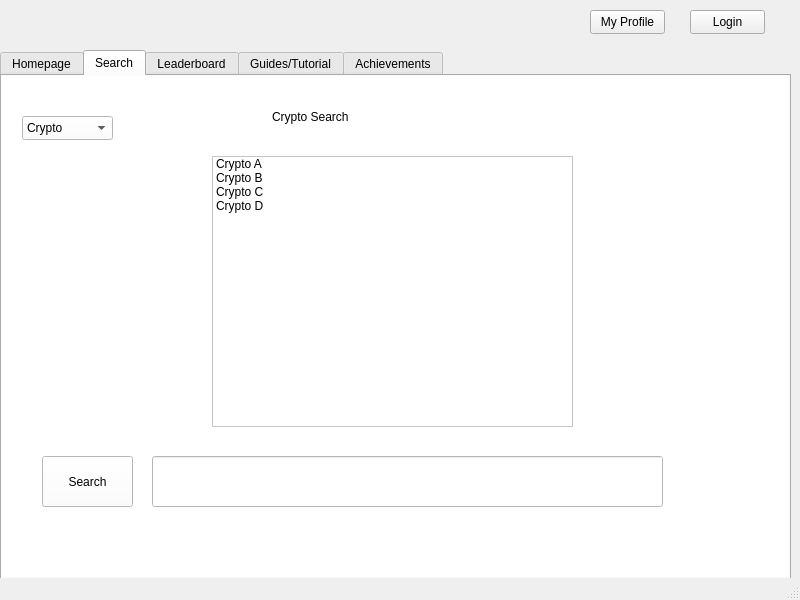
First picture: the form in client/form.ui, repository SushantKumarPandey/Crypto-Tradeing-App-with-fake-currency, before the edit.
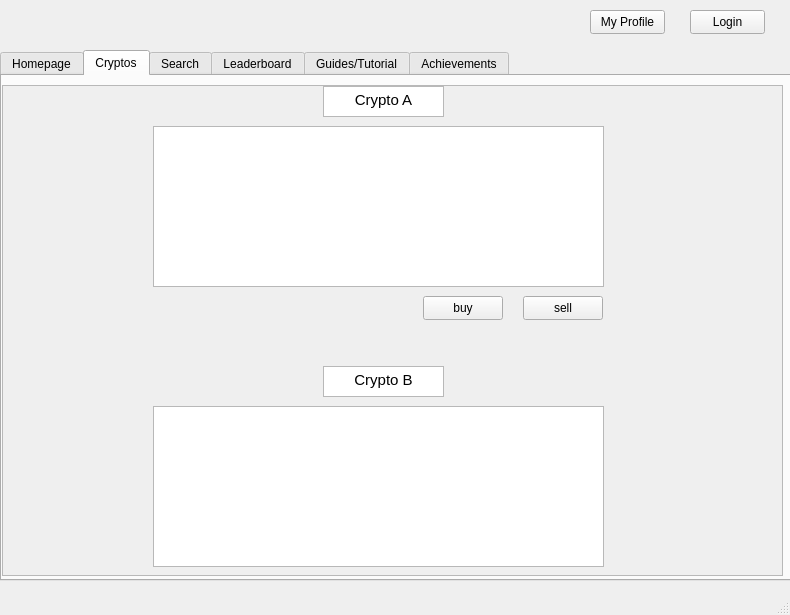
Second picture: the form after the edit.

Commit message: feat(Crypto): UI for the Graphs of the cryptos added

The edit to the form file:
```diff
--- a/client/form.ui
+++ b/client/form.ui
@@ -9,8 +9,8 @@
    <rect>
     <x>0</x>
     <y>0</y>
-    <width>800</width>
-    <height>600</height>
+    <width>790</width>
+    <height>615</height>
    </rect>
   </property>
   <property name="windowTitle">
@@ -44,6 +44,166 @@
       </property>
      </widget>
     </widget>
+    <widget class="QWidget" name="tab_6">
+     <attribute name="title">
+      <string>Cryptos</string>
+     </attribute>
+     <widget class="QScrollArea" name="scrollArea">
+      <property name="geometry">
+       <rect>
+        <x>0</x>
+        <y>9</y>
+        <width>781</width>
+        <height>491</height>
+       </rect>
+      </property>
+      <property name="widgetResizable">
+       <bool>true</bool>
+      </property>
+      <widget class="QWidget" name="scrollAreaWidgetContents">
+       <property name="geometry">
+        <rect>
+         <x>0</x>
+         <y>0</y>
+         <width>779</width>
+         <height>489</height>
+        </rect>
+       </property>
+       <widget class="QWidget" name="widget_10" native="true">
+        <property name="geometry">
+         <rect>
+          <x>120</x>
+          <y>40</y>
+          <width>501</width>
+          <height>211</height>
+         </rect>
+        </property>
+        <widget class="QGraphicsView" name="graphicsView_3">
+         <property name="geometry">
+          <rect>
+           <x>30</x>
+           <y>0</y>
+           <width>451</width>
+           <height>161</height>
+          </rect>
+         </property>
+        </widget>
+        <widget class="QPushButton" name="pushButton_7">
+         <property name="geometry">
+          <rect>
+           <x>300</x>
+           <y>170</y>
+           <width>80</width>
+           <height>24</height>
+          </rect>
+         </property>
+         <property name="text">
+          <string>buy</string>
+         </property>
+        </widget>
+        <widget class="QPushButton" name="pushButton_8">
+         <property name="geometry">
+          <rect>
+           <x>400</x>
+           <y>170</y>
+           <width>80</width>
+           <height>24</height>
+          </rect>
+         </property>
+         <property name="text">
+          <string>sell</string>
+         </property>
+        </widget>
+       </widget>
+       <widget class="QWidget" name="widget_11" native="true">
+        <property name="geometry">
+         <rect>
+          <x>120</x>
+          <y>320</y>
+          <width>501</width>
+          <height>211</height>
+         </rect>
+        </property>
+        <widget class="QGraphicsView" name="graphicsView_4">
+         <property name="geometry">
+          <rect>
+           <x>30</x>
+           <y>0</y>
+           <width>451</width>
+           <height>161</height>
+          </rect>
+         </property>
+        </widget>
+        <widget class="QPushButton" name="pushButton_9">
+         <property name="geometry">
+          <rect>
+           <x>300</x>
+           <y>170</y>
+           <width>80</width>
+           <height>24</height>
+          </rect>
+         </property>
+         <property name="text">
+          <string>buy</string>
+         </property>
+        </widget>
+        <widget class="QPushButton" name="pushButton_10">
+         <property name="geometry">
+          <rect>
+           <x>400</x>
+           <y>170</y>
+           <width>80</width>
+           <height>24</height>
+          </rect>
+         </property>
+         <property name="text">
+          <string>sell</string>
+         </property>
+        </widget>
+       </widget>
+       <widget class="QTextEdit" name="textEdit_3">
+        <property name="geometry">
+         <rect>
+          <x>320</x>
+          <y>280</y>
+          <width>121</width>
+          <height>31</height>
+         </rect>
+        </property>
+        <property name="html">
+         <string>&lt;!DOCTYPE HTML PUBLIC &quot;-//W3C//DTD HTML 4.0//EN&quot; &quot;http://www.w3.org/TR/REC-html40/strict.dtd&quot;&gt;
+&lt;html&gt;&lt;head&gt;&lt;meta name=&quot;qrichtext&quot; content=&quot;1&quot; /&gt;&lt;meta charset=&quot;utf-8&quot; /&gt;&lt;style type=&quot;text/css&quot;&gt;
+p, li { white-space: pre-wrap; }
+hr { height: 1px; border-width: 0; }
+li.unchecked::marker { content: &quot;\2610&quot;; }
+li.checked::marker { content: &quot;\2612&quot;; }
+&lt;/style&gt;&lt;/head&gt;&lt;body style=&quot; font-family:'Segoe UI'; font-size:9pt; font-weight:400; font-style:normal;&quot;&gt;
+&lt;p align=&quot;center&quot; style=&quot; margin-top:0px; margin-bottom:0px; margin-left:0px; margin-right:0px; -qt-block-indent:0; text-indent:0px;&quot;&gt;&lt;span style=&quot; font-size:11pt;&quot;&gt;Crypto B&lt;/span&gt;&lt;/p&gt;&lt;/body&gt;&lt;/html&gt;</string>
+        </property>
+       </widget>
+       <widget class="QTextEdit" name="textEdit_4">
+        <property name="geometry">
+         <rect>
+          <x>320</x>
+          <y>0</y>
+          <width>121</width>
+          <height>31</height>
+         </rect>
+        </property>
+        <property name="html">
+         <string>&lt;!DOCTYPE HTML PUBLIC &quot;-//W3C//DTD HTML 4.0//EN&quot; &quot;http://www.w3.org/TR/REC-html40/strict.dtd&quot;&gt;
+&lt;html&gt;&lt;head&gt;&lt;meta name=&quot;qrichtext&quot; content=&quot;1&quot; /&gt;&lt;meta charset=&quot;utf-8&quot; /&gt;&lt;style type=&quot;text/css&quot;&gt;
+p, li { white-space: pre-wrap; }
+hr { height: 1px; border-width: 0; }
+li.unchecked::marker { content: &quot;\2610&quot;; }
+li.checked::marker { content: &quot;\2612&quot;; }
+&lt;/style&gt;&lt;/head&gt;&lt;body style=&quot; font-family:'Segoe UI'; font-size:9pt; font-weight:400; font-style:normal;&quot;&gt;
+&lt;p align=&quot;center&quot; style=&quot; margin-top:0px; margin-bottom:0px; margin-left:0px; margin-right:0px; -qt-block-indent:0; text-indent:0px;&quot;&gt;&lt;span style=&quot; font-size:11pt;&quot;&gt;Crypto A&lt;/span&gt;&lt;/p&gt;&lt;/body&gt;&lt;/html&gt;</string>
+        </property>
+       </widget>
+      </widget>
+     </widget>
+    </widget>
     <widget class="QWidget" name="tab_2">
      <attribute name="title">
       <string>Search</string>
```
